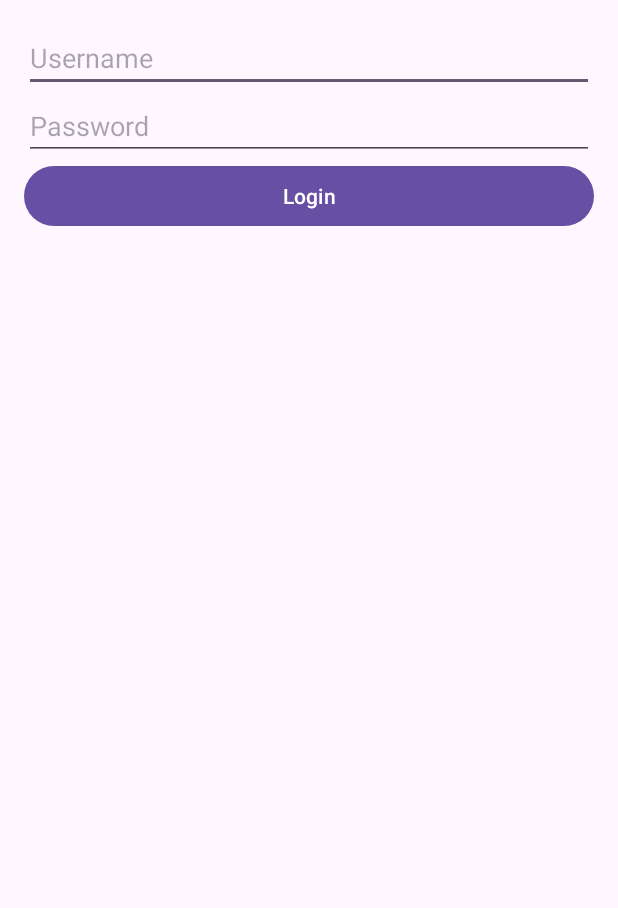
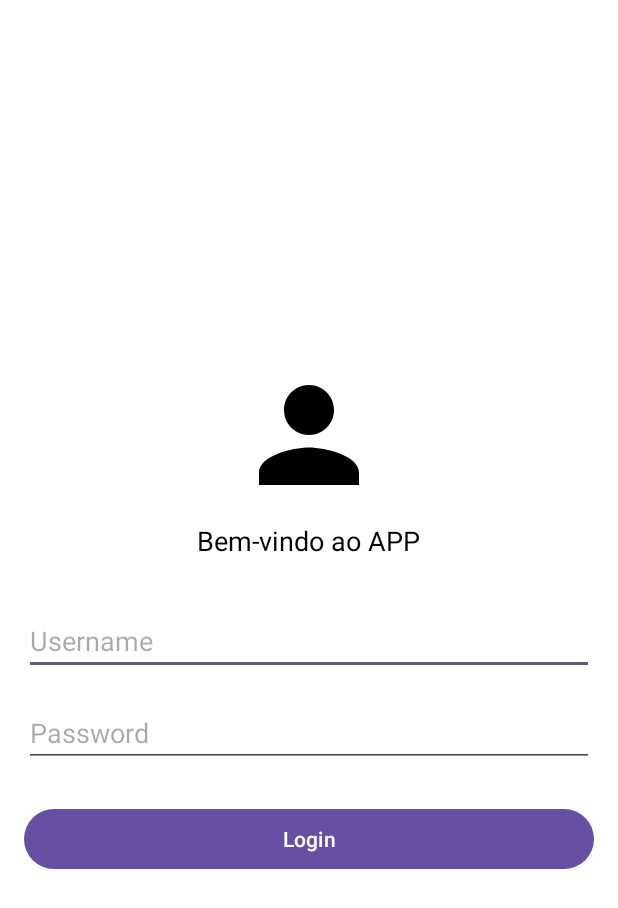
Before and after one commit to joao-vittorr/AvaliacaoConsultaMedicaAppAndroidComApiEmJava, an Android app: the screen it shows after launch (LoginActivity), on a phone screen of 412 x 824 dp. Shown: the top 908 px of the screen. Run offline under Robolectric (Android 15) with nearby library versions, the phone set to English and light mode, and no system bars.

Commit message:
estilizando telas e adicionando lista de pacientes

```diff
--- a/app/src/main/java/com/example/consultamedicaapp/CadastroPacienteActivity.java
+++ b/app/src/main/java/com/example/consultamedicaapp/CadastroPacienteActivity.java
@@ -22,7 +22,7 @@ public class CadastroPacienteActivity extends AppCompatActivity {
     private EditText etNome, etCpf;
     private Button btnSave, btnDelete;
     private Long pessoaId = null; // Identifica se é uma criação ou edição
-    String baseUrl = getResources().getString(R.string.api_base_url);
+    private String baseUrl;
 
 
     @Override
@@ -30,6 +30,7 @@ public class CadastroPacienteActivity extends AppCompatActivity {
         super.onCreate(savedInstanceState);
         setContentView(R.layout.activity_cadastro_paciente);
 
+        baseUrl = getResources().getString(R.string.api_base_url);
         etNome = findViewById(R.id.etNome);
         etCpf = findViewById(R.id.etCpf);
         btnSave = findViewById(R.id.btnSave);
--- /dev/null
+++ b/app/src/main/java/com/example/consultamedicaapp/ListaConsultasActivity.java
@@ -0,0 +1,4 @@
+package com.example.consultamedicaapp;
+
+public class ListaConsultasActivity {
+}
--- /dev/null
+++ b/app/src/main/res/drawable/list_paciente.xml
@@ -0,0 +1,5 @@
+<vector xmlns:android="http://schemas.android.com/apk/res/android" android:autoMirrored="true" android:height="24dp" android:tint="#000000" android:viewportHeight="24" android:viewportWidth="24" android:width="24dp">
+
+    <path android:fillColor="@android:color/white" android:pathData="M21,3L3,3c-1.1,0 -2,0.9 -2,2v14c0,1.1 0.9,2 2,2h18c1.1,0 2,-0.9 2,-2L23,5c0,-1.1 -0.9,-2 -2,-2zM12,11L3,11L3,9h9v2zM12,7L3,7L3,5h9v2z"/>
+
+</vector>
--- /dev/null
+++ b/app/src/main/res/drawable/logo.xml
@@ -0,0 +1,5 @@
+<vector xmlns:android="http://schemas.android.com/apk/res/android" android:height="24dp" android:tint="#000000" android:viewportHeight="24" android:viewportWidth="24" android:width="24dp">
+
+    <path android:fillColor="@android:color/white" android:pathData="M12,12c2.21,0 4,-1.79 4,-4s-1.79,-4 -4,-4 -4,1.79 -4,4 1.79,4 4,4zM12,14c-2.67,0 -8,1.34 -8,4v2h16v-2c0,-2.66 -5.33,-4 -8,-4z"/>
+
+</vector>
--- a/app/src/main/res/layout/activity_cadastro_consulta.xml
+++ b/app/src/main/res/layout/activity_cadastro_consulta.xml
@@ -3,7 +3,8 @@
     android:layout_width="match_parent"
     android:layout_height="match_parent"
     android:orientation="vertical"
-    android:padding="16dp">
+    android:padding="16dp"
+    android:background="@android:color/white">
 
     <EditText
         android:id="@+id/etCpf"
--- a/app/src/main/res/layout/activity_cadastro_paciente.xml
+++ b/app/src/main/res/layout/activity_cadastro_paciente.xml
@@ -3,7 +3,8 @@
     android:layout_width="match_parent"
     android:layout_height="match_parent"
     android:orientation="vertical"
-    android:padding="16dp">
+    android:padding="16dp"
+    android:background="@android:color/white">
 
     <EditText
         android:id="@+id/etNome"
--- a/app/src/main/res/layout/activity_lista_pacientes.xml
+++ b/app/src/main/res/layout/activity_lista_pacientes.xml
@@ -1,7 +1,8 @@
 <?xml version="1.0" encoding="utf-8"?>
 <RelativeLayout xmlns:android="http://schemas.android.com/apk/res/android"
     android:layout_width="match_parent"
-    android:layout_height="match_parent">
+    android:layout_height="match_parent"
+    android:background="@android:color/white">
 
     <ProgressBar
         android:id="@+id/progressBar"
--- a/app/src/main/res/layout/activity_login.xml
+++ b/app/src/main/res/layout/activity_login.xml
@@ -4,25 +4,50 @@
     android:layout_width="match_parent"
     android:layout_height="match_parent"
     android:orientation="vertical"
-    android:padding="16dp">
+    android:gravity="center"
+    android:padding="16dp"
+    android:background="@android:color/white">
+
+    <ImageView
+        android:id="@+id/ivLogo"
+        android:layout_width="100dp"
+        android:layout_height="100dp"
+        android:src="@drawable/logo"
+        android:layout_gravity="center"/>
+
+    <TextView
+        android:id="@+id/tvWelcome"
+        android:layout_width="wrap_content"
+        android:layout_height="wrap_content"
+        android:text="Bem-vindo ao APP"
+        android:textSize="18sp"
+        android:textColor="@android:color/black"
+        android:layout_marginTop="8dp"
+        android:layout_gravity="center"/>
 
     <EditText
         android:id="@+id/etUsername"
         android:layout_width="match_parent"
         android:layout_height="wrap_content"
-        android:hint="Username" />
+        android:hint="Username"
+        android:layout_marginTop="32dp"
+        android:textColor="@android:color/black"/>
 
     <EditText
         android:id="@+id/etPassword"
         android:layout_width="match_parent"
         android:layout_height="wrap_content"
         android:hint="Password"
-        android:inputType="textPassword" />
+        android:inputType="textPassword"
+        android:layout_marginTop="16dp"
+        android:textColor="@android:color/black"/>
 
     <Button
         android:id="@+id/btnLogin"
         android:layout_width="match_parent"
         android:layout_height="wrap_content"
-        android:text="Login" />
+        android:text="Login"
+        android:layout_marginTop="24dp"
+        android:textColor="@android:color/white"/>
 
 </LinearLayout>
--- a/app/src/main/res/layout/activity_main.xml
+++ b/app/src/main/res/layout/activity_main.xml
@@ -5,7 +5,8 @@
     android:id="@+id/main"
     android:layout_width="match_parent"
     android:layout_height="match_parent"
-    tools:context=".MainActivity">
+    tools:context=".MainActivity"
+    android:background="@android:color/white">
 
     <TextView
         android:layout_width="wrap_content"
--- a/app/src/main/res/layout/activity_notificacoes.xml
+++ b/app/src/main/res/layout/activity_notificacoes.xml
@@ -3,7 +3,8 @@
     android:layout_width="match_parent"
     android:layout_height="match_parent"
     android:orientation="vertical"
-    android:padding="16dp">
+    android:padding="16dp"
+    android:background="@android:color/white">
 
     <TextView
         android:id="@+id/tvNoNotifications"
```
Also changed, not shown: app/src/main/java/com/example/consultamedicaapp/HomeActivity.java (+10 -1 lines), app/src/main/java/com/example/consultamedicaapp/ListaPacientesActivity.java (+6 -6 lines), app/src/main/res/layout/activity_home.xml (+18 -1 lines), app/src/main/res/layout/item_consulta.xml (+10 -5 lines), app/src/main/res/layout/item_paciente.xml (+6 -3 lines).
